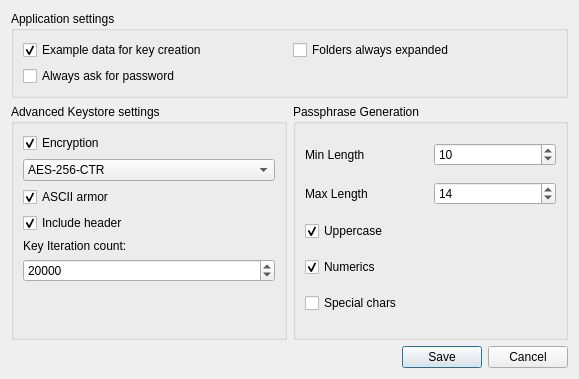
Old version of the form ui/Settings.ui in the repository tcShadowWalker/XKey.
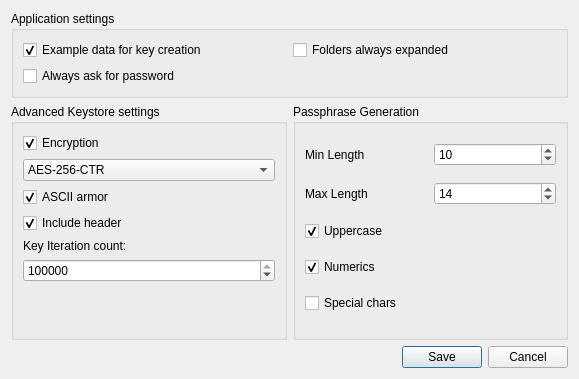
New version of the form. Icons and pictures are not drawn.

```diff
--- a/ui/Settings.ui
+++ b/ui/Settings.ui
@@ -232,7 +232,7 @@
          <number>100000000</number>
         </property>
         <property name="value">
-         <number>20000</number>
+         <number>100000</number>
         </property>
        </widget>
       </item>
```
